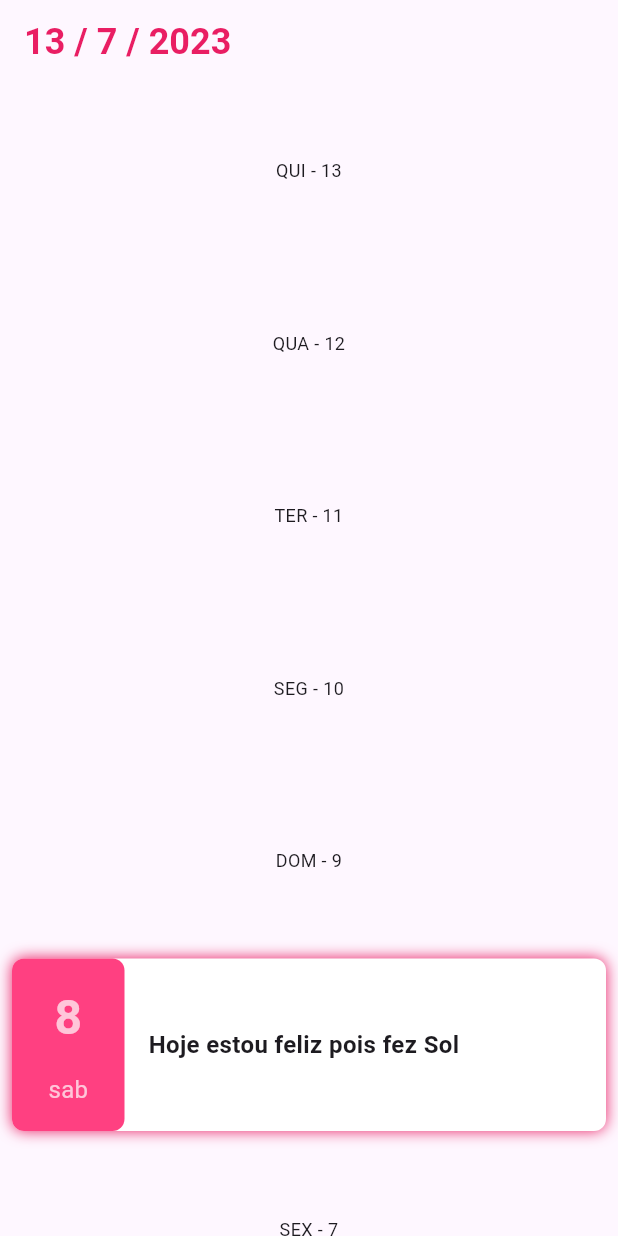
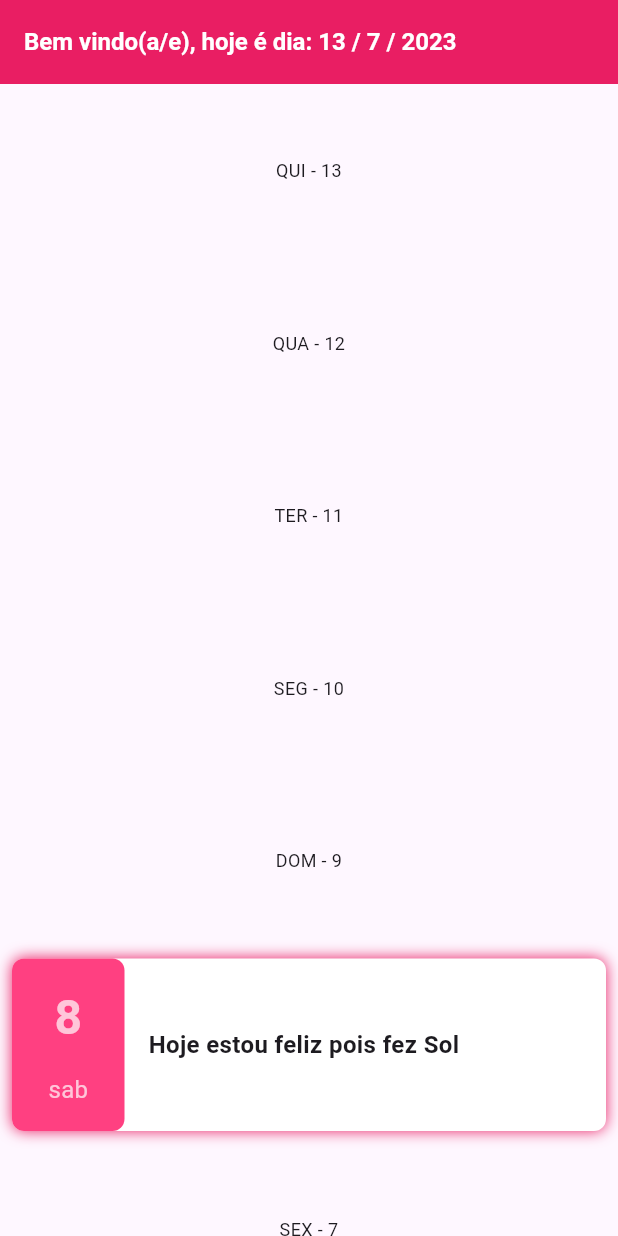
Before and after one commit to analubarreto/my_diary, a Flutter app: the screen it shows after launch, on a phone screen of 412 x 824 dp. Run offline on Flutter 3.47's test engine with Material 2 defaults, Android fonts, the phone set to English and light mode, and no system bars; our stand-ins replace google_fonts; Roboto replaces fonts that are missing (Dosis).

Commit message:
Added current date with text and light and dark mode

```diff
--- a/lib/main.dart
+++ b/lib/main.dart
@@ -1,5 +1,6 @@
 import 'package:flutter/material.dart';
 import 'package:my_diary/screens/home_screen/home_screen.dart';
+import 'package:google_fonts/google_fonts.dart';
 
 void main() {
   runApp(const MyApp());
@@ -14,8 +15,21 @@ class MyApp extends StatelessWidget {
       debugShowCheckedModeBanner: false,
       theme: ThemeData(
         primarySwatch: Colors.pink,
+        appBarTheme: AppBarTheme(
+          backgroundColor: Colors.pink,
+          titleTextStyle: TextStyle(
+            color: Colors.white,
+            fontFamily: GoogleFonts.dosis().fontFamily,
+            fontWeight: FontWeight.bold,
+            fontSize: 16,
+          ),
+          elevation: 0,
+          iconTheme: const IconThemeData(color: Colors.black),
+        ),
         useMaterial3: true,
       ),
+      darkTheme: ThemeData.dark(),
+      themeMode: ThemeMode.light,
       initialRoute: "home",
       routes: {
         "home": (context) => const HomeScreen(),
--- a/lib/screens/home_screen/home_screen.dart
+++ b/lib/screens/home_screen/home_screen.dart
@@ -3,7 +3,6 @@ import 'package:my_diary/database/database.dart';
 import 'package:my_diary/screens/home_screen/widgets/home_screen_list.dart';
 
 import 'package:my_diary/models/journal.dart';
-import 'package:google_fonts/google_fonts.dart';
 
 class HomeScreen extends StatefulWidget {
   const HomeScreen({Key? key}) : super(key: key);
@@ -35,15 +34,7 @@ class _HomeScreenState extends State<HomeScreen> {
     return Scaffold(
       appBar: AppBar(
         // Título basado no dia atual
-        title: Text(
-          "${currentDate.day} / ${currentDate.month} / ${currentDate.year}",
-          style: TextStyle(
-            fontFamily: GoogleFonts.dosis().fontFamily,
-            fontWeight: FontWeight.bold,
-            fontSize: 24,
-            color: Colors.pink,
-          ),
-        ),
+        title: Text("Bem vindo(a/e), hoje é dia: ${currentDate.day} / ${currentDate.month} / ${currentDate.year}"),
       ),
       body: ListView(
         controller: _listScrollController,
```
